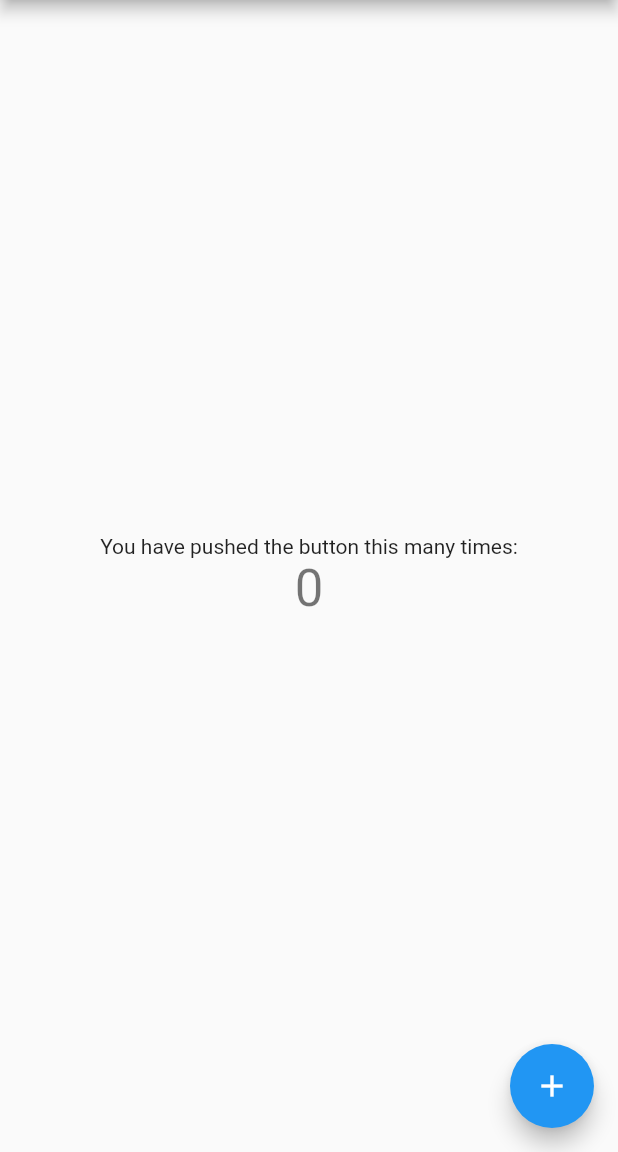
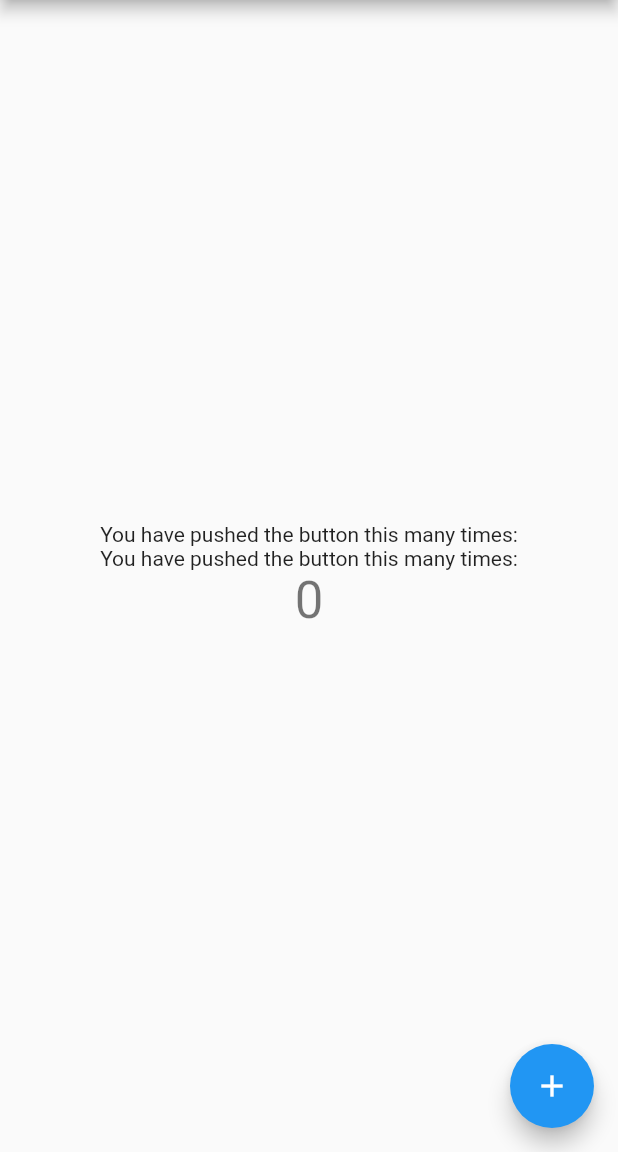
Before and after one commit to ranjit1997/test_no, a Flutter app: the screen it shows after launch, on a phone screen of 412 x 824 dp, the part 84-1236 px from its top. Run offline on Flutter 3.47's test engine with Material 2 defaults, Android fonts, the phone set to English and light mode, and no system bars.

Commit message:
Add One Child Text

```diff
--- a/lib/main.dart
+++ b/lib/main.dart
@@ -75,6 +75,7 @@ class _MyHomePageState extends State<MyHomePage> {
         // Center is a layout widget. It takes a single child and positions it
         // in the middle of the parent.
         child: Column(
+
           // Column is also a layout widget. It takes a list of children and
           // arranges them vertically. By default, it sizes itself to fit its
           // children horizontally, and tries to be as tall as its parent.
@@ -94,6 +95,9 @@ class _MyHomePageState extends State<MyHomePage> {
             Text(
               'You have pushed the button this many times:',
             ),
+             Text(
+              'You have pushed the button this many times:',
+            ),
             Text(
               '$_counter',
               style: Theme.of(context).textTheme.display1,
```
